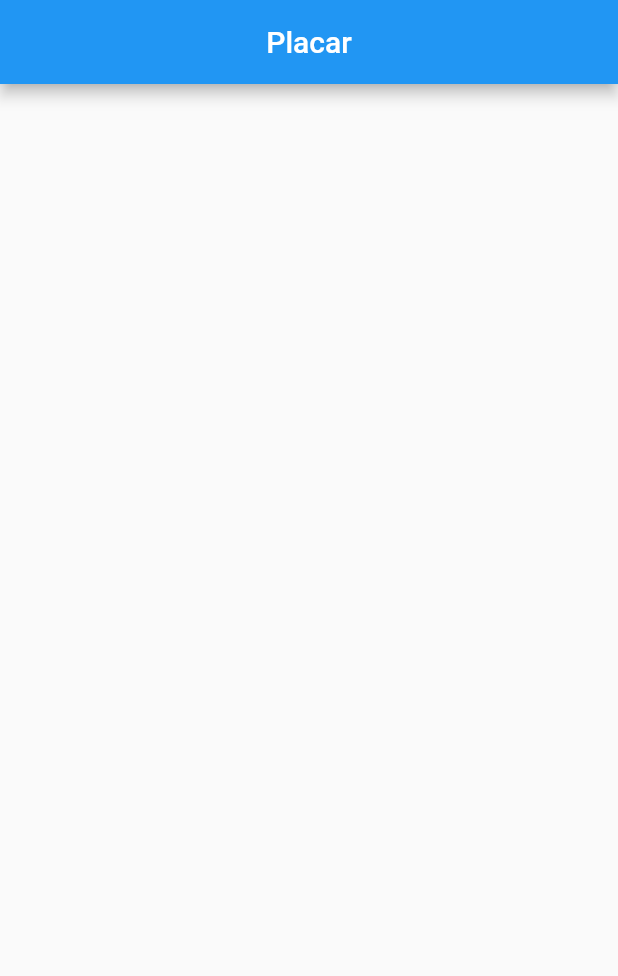
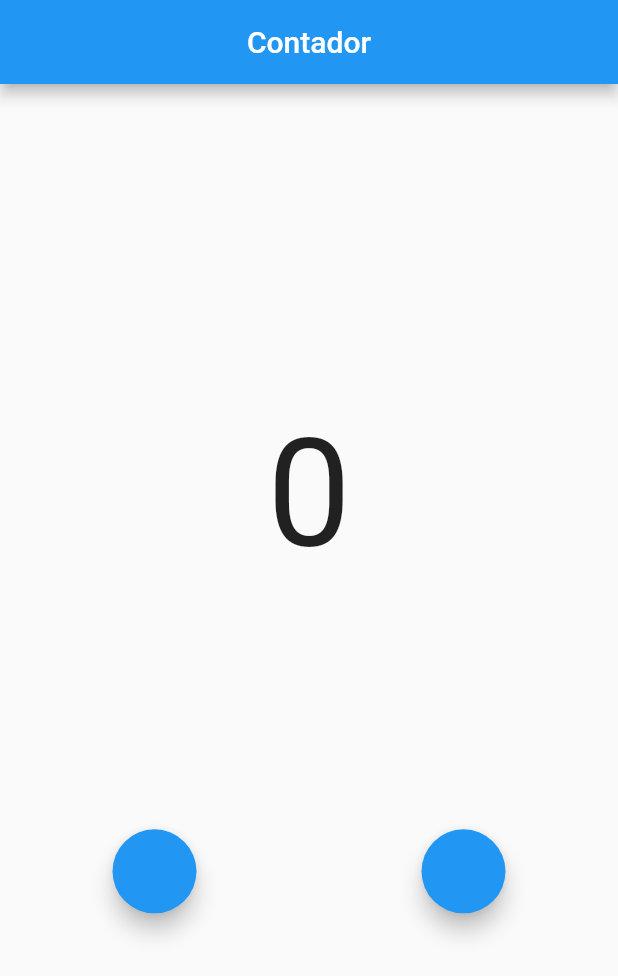
Before and after one commit to felipedelucanogueira/App_Contador, a Flutter app: the screen it shows after launch, on a phone screen of 412 x 824 dp. Shown: the top 976 px of the screen. Run offline on Flutter 3.47's test engine with Material 2 defaults, Android fonts, the phone set to English and light mode, and no system bars.

Commit message:
widget counter criado

```diff
--- /dev/null
+++ b/lib/counter.dart
@@ -0,0 +1,36 @@
+import 'package:flutter/material.dart';
+
+class CounterScreen extends StatefulWidget {
+  @override
+  _CounterScreenState createState() => _CounterScreenState();
+}
+
+class _CounterScreenState extends State<CounterScreen> {
+
+  var counter = 0;
+
+  @override
+  Widget build(BuildContext context) {
+    return Column(
+      mainAxisAlignment: MainAxisAlignment.center,
+      children: [
+        Container(child: Center(child: Text('$counter',style: TextStyle(fontSize:100),)),
+        ),
+        SizedBox(height: MediaQuery.of(context).size.height * 0.2,),
+        Row(mainAxisAlignment: MainAxisAlignment.spaceAround,
+          children: [
+            FloatingActionButton(onPressed: (){
+              setState(() {
+                counter -= 1;
+              });
+            }),
+            FloatingActionButton(onPressed: (){
+              setState(() {
+                counter += 1;
+              });
+            }),
+
+          ],)
+      ],);
+  }
+}
--- a/lib/main.dart
+++ b/lib/main.dart
@@ -1,4 +1,6 @@
 import 'package:flutter/material.dart';
+
+import 'counter.dart';
 
 void main() {
   runApp(MyApp());
@@ -13,9 +15,9 @@ class MyApp extends StatelessWidget {
       appBar: AppBar(
         title: Center(
             child: Text(
-          'Placar',
+          'Contador',
         )),
       ),
-    body: Column(),),);
+    body: CounterScreen(),),);
   }
 }
```
